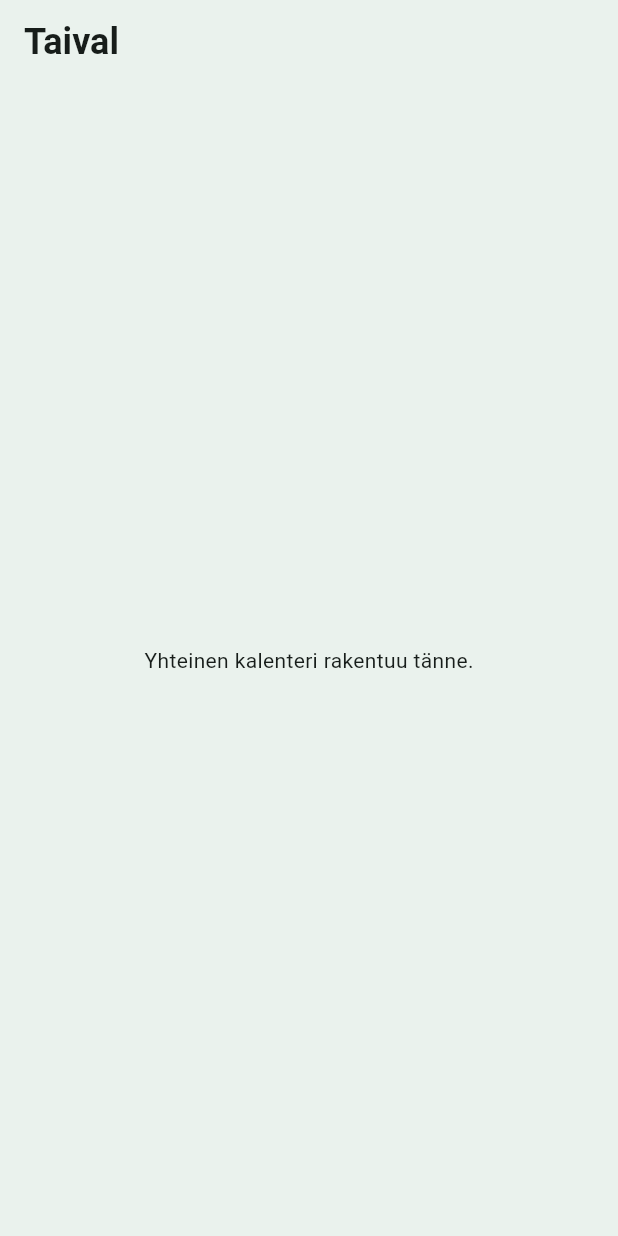
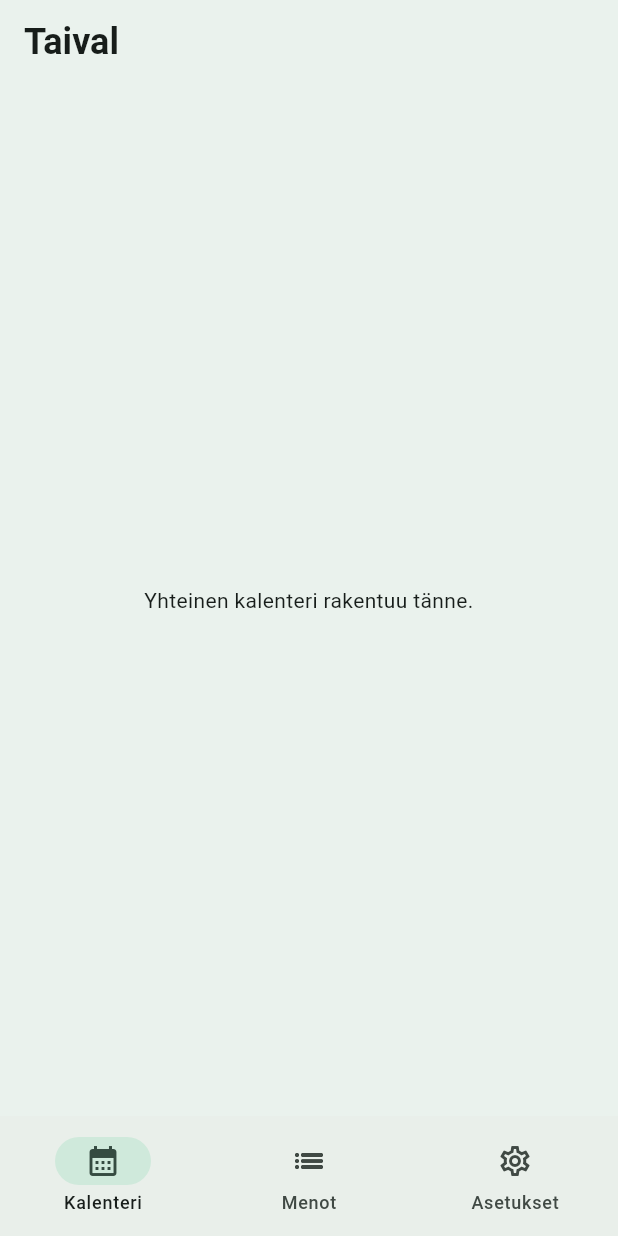
Before and after one commit to Kirjakauppias/taival, a Flutter app: the screen it shows after launch, on a phone screen of 412 x 824 dp. Run offline on Flutter 3.47's test engine with Material 3 defaults, Android fonts, the phone set to English and light mode, and no system bars.

Commit message:
feat: implement responsive application layout (#6)

```diff
--- a/lib/app/app.dart
+++ b/lib/app/app.dart
@@ -1,8 +1,8 @@
 // Tuodaan kalenterinäkymä käyttöön.
 import 'package:flutter/material.dart';
 
+import 'layout/taival_shell.dart';
 import 'theme/app_theme.dart';
-import '../features/calendar/presentation/calendar_screen.dart';
 
 // Sovelluksen pääwidget.
 class TaivalApp extends StatelessWidget {
@@ -26,8 +26,8 @@ class TaivalApp extends StatelessWidget {
       // Seuraa käyttöjärjestelmän väriasetusta.
       themeMode: ThemeMode.system,
 
-      // Sovelluksen ensimmäinen nakymä.
-      home: CalendarScreen(),
+      // Responsiivinen sovellusrakenne.
+      home: const TaivalShell(),
     );
   }
 }
--- /dev/null
+++ b/lib/app/layout/responsive_scaffold.dart
@@ -0,0 +1,100 @@
+import 'package:flutter/material.dart';
+
+/// Sovelluksen responsiivinen perusrakenne.
+class ResponsiveScaffold extends StatelessWidget {
+  const ResponsiveScaffold({
+    super.key,
+    required this.selectedIndex,
+    required this.onDestinationSelected,
+    required this.child,
+  });
+
+  // Raja, jonka jälkeen käytetään sivuvalikkoa.
+  static const double desktopBreakpoint = 800;
+
+  // Aktiivisen navigointikohteen indeksi.
+  final int selectedIndex;
+
+  // Kutsutaan, kun käyttäjä valitsee kohteen.
+  final ValueChanged<int> onDestinationSelected;
+
+  // Näytettävän näkymän sisältö.
+  final Widget child;
+
+  @override
+  Widget build(BuildContext context) {
+    return LayoutBuilder(
+      builder: (context, constraints) {
+        // Tutkitaan käytettävissä olevaa leveyttä.
+        final isWide = constraints.maxWidth >= desktopBreakpoint;
+
+        return Scaffold(
+          appBar: AppBar(title: const Text('Taival')),
+
+          // Leveällä näytöllä sivuvalikko.
+          // Kapealla näytöllä pelkkä sisältö.
+          body: isWide
+              ? Row(
+                  children: [
+                    SafeArea(
+                      child: NavigationRail(
+                        selectedIndex: selectedIndex,
+                        onDestinationSelected: onDestinationSelected,
+                        labelType: NavigationRailLabelType.all,
+                        destinations: const [
+                          NavigationRailDestination(
+                            icon: Icon(Icons.calendar_month_outlined),
+                            selectedIcon: Icon(Icons.calendar_month),
+                            label: Text('Kalenteri'),
+                          ),
+                          NavigationRailDestination(
+                            icon: Icon(Icons.list_outlined),
+                            selectedIcon: Icon(Icons.list),
+                            label: Text('Menot'),
+                          ),
+                          NavigationRailDestination(
+                            icon: Icon(Icons.settings_outlined),
+                            selectedIcon: Icon(Icons.settings),
+                            label: Text('Asetukset'),
+                          ),
+                        ],
+                      ),
+                    ),
+
+                    const VerticalDivider(width: 1),
+
+                    // Sisältö täyttää jäljelle jäävän tilan.
+                    Expanded(child: SafeArea(child: child)),
+                  ],
+                )
+              : SafeArea(child: child),
+
+          // Mobiilissa navigointi näytön alareunaan.
+          bottomNavigationBar: isWide
+              ? null
+              : NavigationBar(
+                  selectedIndex: selectedIndex,
+                  onDestinationSelected: onDestinationSelected,
+                  destinations: const [
+                    NavigationDestination(
+                      icon: Icon(Icons.calendar_month_outlined),
+                      selectedIcon: Icon(Icons.calendar_month),
+                      label: 'Kalenteri',
+                    ),
+                    NavigationDestination(
+                      icon: Icon(Icons.list_outlined),
+                      selectedIcon: Icon(Icons.list),
+                      label: 'Menot',
+                    ),
+                    NavigationDestination(
+                      icon: Icon(Icons.settings_outlined),
+                      selectedIcon: Icon(Icons.settings),
+                      label: 'Asetukset',
+                    ),
+                  ],
+                ),
+        );
+      },
+    );
+  }
+}
--- /dev/null
+++ b/lib/app/layout/taival_shell.dart
@@ -0,0 +1,42 @@
+import 'package:flutter/material.dart';
+
+import '../../features/calendar/presentation/calendar_screen.dart';
+import 'responsive_scaffold.dart';
+
+/// Sovelluksen navigoinnin ja näkymien hallinta.
+class TaivalShell extends StatefulWidget {
+  const TaivalShell({super.key});
+
+  @override
+  State<TaivalShell> createState() => _TaivalShellState();
+}
+
+class _TaivalShellState extends State<TaivalShell> {
+  // Oletuksena näytetään kalenteri.
+  int _selectedIndex = 0;
+
+  @override
+  Widget build(BuildContext context) {
+    // Nykyiset näkymät.
+    // Menot ja asetukset ovat vielä paikkamerkkejä.
+    const pages = <Widget>[
+      CalendarScreen(),
+      Center(child: Text('Menot-näkymä rakennetaan myöhemmin.')),
+      Center(child: Text('Asetukset-näkymä rakennetaan myöhemmin.')),
+    ];
+
+    return ResponsiveScaffold(
+      selectedIndex: _selectedIndex,
+
+      // Päivitetään valittu navigointikohde.
+      onDestinationSelected: (index) {
+        setState(() {
+          _selectedIndex = index;
+        });
+      },
+
+      // Näytetään valittu sisältö.
+      child: pages[_selectedIndex],
+    );
+  }
+}
--- a/lib/features/calendar/presentation/calendar_screen.dart
+++ b/lib/features/calendar/presentation/calendar_screen.dart
@@ -1,17 +1,19 @@
-// Kalenterin aloitusnäkymä
 import 'package:flutter/material.dart';
 
+/// Taivalin kalenterinäkymä.
 class CalendarScreen extends StatelessWidget {
   const CalendarScreen({super.key});
 
   @override
   Widget build(BuildContext context) {
-    return Scaffold(
-      // Yläpalkki.
-      appBar: AppBar(title: const Text('Taival')),
-
-      // Näkymän varsinainen sisältö.
-      body: const Center(child: Text('Yhteinen kalenteri rakentuu tänne.')),
+    return const Center(
+      child: Padding(
+        padding: EdgeInsets.all(16),
+        child: Text(
+          'Yhteinen kalenteri rakentuu tänne.',
+          textAlign: TextAlign.center,
+        ),
+      ),
     );
   }
 }
```
Also changed, not shown: 3 other files.
